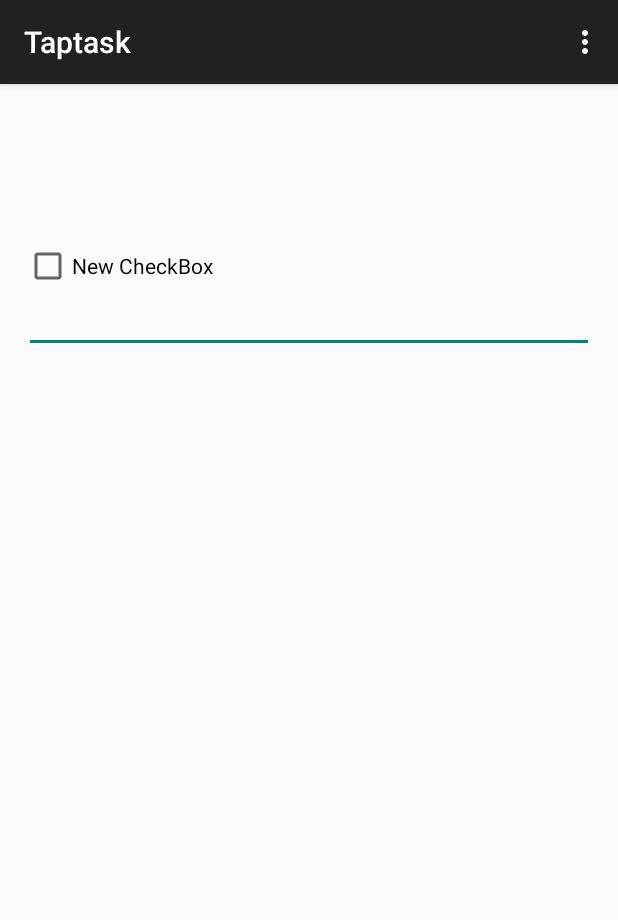
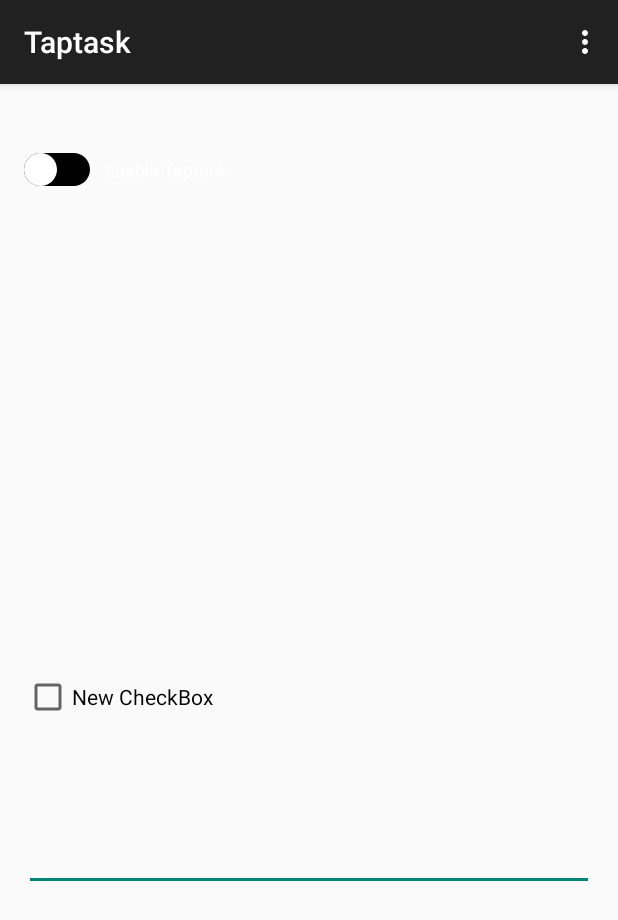
Before and after one commit to mushopea/Taptask, an Android app: the screen it shows after launch (MainActivity), on a phone screen of 412 x 824 dp. Shown: the top 920 px of the screen. Run offline under Robolectric (Android 15) with nearby library versions, the phone set to English and light mode, and no system bars.

Commit message:
Custom toggle button

```diff
--- /dev/null
+++ b/app/src/main/java/sg/edu/nus/taptask/SettingsToggle.java
@@ -0,0 +1,133 @@
+/*
+>  SettingsToggle.java
+>
+>  Copyright (c) 2014 Geographic Information Services, Inc
+>
+>  Released under an MIT License
+>
+>  https://github.com/gisinc/android-toggle-button
+> */
+package sg.edu.nus.taptask;
+
+import android.animation.Animator;
+import android.animation.AnimatorListenerAdapter;
+import android.animation.ObjectAnimator;
+import android.content.Context;
+import android.content.SharedPreferences;
+import android.content.res.TypedArray;
+import android.graphics.Color;
+import android.util.AttributeSet;
+import android.view.LayoutInflater;
+import android.view.View;
+import android.widget.FrameLayout;
+import android.widget.RelativeLayout;
+import android.widget.TextView;
+
+public class SettingsToggle extends RelativeLayout implements View.OnClickListener {
+
+    FrameLayout layout;
+    View toggleCircle, background_oval_off, background_oval_on;
+    TextView textView;
+    int dimen;
+
+    private Boolean _crossfadeRunning = false;
+    private SharedPreferences _sp;
+    private ObjectAnimator _oaLeft, _oaRight;
+    private String _prefName;
+
+    public SettingsToggle(Context context, AttributeSet attrs) {
+        super(context, attrs);
+
+        String text, textColor, bgDrawableOff, bgDrawableOn;
+
+        LayoutInflater inflater = (LayoutInflater)context.getSystemService(Context.LAYOUT_INFLATER_SERVICE);
+        inflater.inflate(R.layout.settings_toggle, this, true);
+
+        TypedArray a = getContext().obtainStyledAttributes(attrs, R.styleable.SettingsToggle);
+        bgDrawableOff = a.getString(R.styleable.SettingsToggle_oval_background_off);
+        bgDrawableOn = a.getString(R.styleable.SettingsToggle_oval_background_on);
+        _prefName = a.getString(R.styleable.SettingsToggle_prefName);
+        text = a.getString(R.styleable.SettingsToggle_text);
+        textColor = a.getString(R.styleable.SettingsToggle_textColor);
+        a.recycle();
+
+        background_oval_off = findViewById(R.id.background_oval_off);
+        background_oval_on = findViewById(R.id.background_oval_on);
+        toggleCircle = findViewById(R.id.toggleCircle);
+        textView = (TextView)findViewById(R.id.text);
+        layout = (FrameLayout)findViewById(R.id.layout);
+
+        if (bgDrawableOff != null) {
+            int id = getResources().getIdentifier(bgDrawableOff, "drawable", context.getPackageName());
+            background_oval_off.setBackground(getResources().getDrawable(id));
+        }
+        if (bgDrawableOn != null) {
+            int id = getResources().getIdentifier(bgDrawableOn, "drawable", context.getPackageName());
+            background_oval_on.setBackground(getResources().getDrawable(id));
+        }
+
+        textView.setText(text);
+        if (textColor != null) textView.setTextColor(Color.parseColor(textColor));
+        layout.setOnClickListener(this);
+
+        //get a pixel size for a particular dimension - will differ by device according to screen density
+        dimen = getResources().getDimensionPixelSize(R.dimen.settings_toggle_width);
+        _oaLeft = ObjectAnimator.ofFloat(toggleCircle, "x", dimen/2, 0).setDuration(250);
+        _oaRight = ObjectAnimator.ofFloat(toggleCircle, "x", 0, dimen/2).setDuration(250);
+
+        _sp = context.getSharedPreferences(context.getString(R.string.preferences_key), Context.MODE_PRIVATE);
+
+        setState();
+    }
+
+    public SettingsToggle(Context context) {
+        this(context, null);
+    }
+
+    public void setState() {
+        if (isInEditMode()) return; //isInEditMode(): if being rendered in IDE preview, skip code that will break
+
+        if (_sp.getBoolean(_prefName, false)) {
+            toggleCircle.setX(dimen/2);
+            _crossfadeViews(background_oval_off, background_oval_on, 1);
+        }
+        else {
+            toggleCircle.setX(0);
+            _crossfadeViews(background_oval_on, background_oval_off, 1);
+        }
+    }
+
+    private void _crossfadeViews(final View begin, View end, int duration) {
+        _crossfadeRunning = true;
+
+        end.setAlpha(0f);
+        end.setVisibility(View.VISIBLE);
+        end.animate().alpha(1f).setDuration(duration).setListener(null);
+        begin.animate().alpha(0f).setDuration(duration).setListener(new AnimatorListenerAdapter() {
+            @Override
+            public void onAnimationEnd(Animator animation) {
+                begin.setVisibility(View.GONE);
+                _crossfadeRunning = false;
+            }
+        });
+    }
+
+    @Override
+    public void onClick(View view) {
+        if (_oaLeft.isRunning() || _oaRight.isRunning() || _crossfadeRunning) return;
+
+        SharedPreferences.Editor editor = _sp.edit();
+        boolean pref = _sp.getBoolean(_prefName, false);
+        if (pref) {
+            _oaLeft.start();
+            _crossfadeViews(background_oval_on, background_oval_off, 110);
+        }
+        else {
+            _oaRight.start();
+            _crossfadeViews(background_oval_off, background_oval_on, 400);
+        }
+
+        editor.putBoolean(_prefName, !pref);
+        editor.apply();
+    }
+}
--- /dev/null
+++ b/app/src/main/res/drawable/settings_black_oval.xml
@@ -0,0 +1,26 @@
+<layer-list xmlns:android="http://schemas.android.com/apk/res/android">
+    <item android:right="@dimen/settings_toggle_circle_diameter">
+        <shape android:shape="oval">
+            <solid android:color="@color/black"/>
+            <size
+                android:height="@dimen/settings_toggle_circle_diameter"
+                android:width="@dimen/settings_toggle_circle_diameter" />
+        </shape>
+    </item>
+    <item android:left="@dimen/settings_toggle_circle_radius" android:right="@dimen/settings_toggle_circle_radius">
+        <shape android:shape="rectangle">
+            <solid android:color="@color/black"/>
+            <size
+                android:height="@dimen/settings_toggle_circle_diameter"
+                android:width="@dimen/settings_toggle_circle_diameter" />
+        </shape>
+    </item>
+    <item android:left="@dimen/settings_toggle_circle_diameter">
+        <shape android:shape="oval">
+            <solid android:color="@color/black"/>
+            <size
+                android:height="@dimen/settings_toggle_circle_diameter"
+                android:width="@dimen/settings_toggle_circle_diameter" />
+        </shape>
+    </item>
+</layer-list>
--- /dev/null
+++ b/app/src/main/res/drawable/settings_circle.xml
@@ -0,0 +1,6 @@
+<shape xmlns:android="http://schemas.android.com/apk/res/android" android:shape="oval">
+    <solid android:color="@color/white"/>
+    <size
+        android:height="@dimen/settings_toggle_circle_diameter"
+        android:width="@dimen/settings_toggle_circle_diameter" />
+</shape>
--- /dev/null
+++ b/app/src/main/res/drawable/settings_green_oval.xml
@@ -0,0 +1,26 @@
+<layer-list xmlns:android="http://schemas.android.com/apk/res/android">
+    <item android:right="@dimen/settings_toggle_circle_diameter">
+        <shape android:shape="oval">
+            <solid android:color="@color/green"/>
+            <size
+                android:height="@dimen/settings_toggle_circle_diameter"
+                android:width="@dimen/settings_toggle_circle_diameter" />
+        </shape>
+    </item>
+    <item android:left="@dimen/settings_toggle_circle_radius" android:right="@dimen/settings_toggle_circle_radius">
+        <shape android:shape="rectangle">
+            <solid android:color="@color/green"/>
+            <size
+                android:height="@dimen/settings_toggle_circle_diameter"
+                android:width="@dimen/settings_toggle_circle_diameter" />
+        </shape>
+    </item>
+    <item android:left="@dimen/settings_toggle_circle_diameter">
+        <shape android:shape="oval">
+            <solid android:color="@color/green"/>
+            <size
+                android:height="@dimen/settings_toggle_circle_diameter"
+                android:width="@dimen/settings_toggle_circle_diameter" />
+        </shape>
+    </item>
+</layer-list>
--- a/app/src/main/res/layout/activity_main.xml
+++ b/app/src/main/res/layout/activity_main.xml
@@ -10,20 +10,28 @@
         android:layout_width="fill_parent"
         android:layout_height="wrap_content"
         android:id="@+id/editText"
-        android:layout_marginTop="118dp"
-        android:layout_alignParentRight="true"
-        android:layout_alignParentEnd="true" />
+        android:layout_alignParentBottom="true"
+        android:layout_centerHorizontal="true"
+        android:layout_marginBottom="214dp" />
 
     <CheckBox
         android:layout_width="wrap_content"
         android:layout_height="wrap_content"
         android:text="New CheckBox"
         android:id="@+id/checkBox"
-        android:layout_alignBottom="@+id/editText"
-        android:layout_alignParentLeft="true"
-        android:layout_alignParentStart="true"
-        android:layout_marginBottom="42dp"
-        android:layout_alignRight="@+id/editText"
-        android:layout_alignEnd="@+id/editText" />
+        android:layout_above="@+id/editText"
+        android:layout_alignLeft="@+id/editText"
+        android:layout_alignStart="@+id/editText"
+        android:layout_marginBottom="68dp" />
+
+    <sg.edu.nus.taptask.SettingsToggle
+        xmlns:widget="http://schemas.android.com/apk/res-auto"
+        android:id="@+id/settings1"
+        android:layout_width="wrap_content"
+        android:layout_height="wrap_content"
+        android:layout_marginTop="30dp"
+        widget:prefName="useMyLocation"
+        widget:text="@string/enable_taptask" />
+
 
 </RelativeLayout>
--- /dev/null
+++ b/app/src/main/res/layout/settings_toggle.xml
@@ -0,0 +1,40 @@
+<merge xmlns:android="http://schemas.android.com/apk/res/android">
+    <FrameLayout
+        android:id="@+id/layout"
+        android:layout_width="wrap_content"
+        android:layout_height="wrap_content">
+
+        <View
+            android:layout_width="@dimen/settings_toggle_width"
+            android:layout_height="@dimen/settings_toggle_height"
+            android:id="@+id/background_oval_off"
+            android:background="@drawable/settings_black_oval" />
+
+        <View
+            android:layout_width="@dimen/settings_toggle_width"
+            android:layout_height="@dimen/settings_toggle_height"
+            android:id="@+id/background_oval_on"
+            android:background="@drawable/settings_green_oval"
+            android:visibility="gone" />
+
+        <View
+            android:layout_width="@dimen/settings_toggle_circle_diameter"
+            android:layout_height="@dimen/settings_toggle_circle_diameter"
+            android:layout_gravity="center_vertical"
+            android:id="@+id/toggleCircle"
+            android:background="@drawable/settings_circle" />
+
+    </FrameLayout>
+
+    <TextView
+        android:id="@+id/text"
+        android:layout_width="wrap_content"
+        android:layout_height="wrap_content"
+        android:layout_toRightOf="@id/layout"
+        android:layout_toEndOf="@id/layout"
+        android:layout_centerVertical="true"
+        android:layout_marginStart="10dip"
+        android:layout_marginLeft="10dip"
+        android:textColor="@color/white"
+        android:textSize="12sp" />
+</merge>
--- /dev/null
+++ b/app/src/main/res/values/attrs.xml
@@ -0,0 +1,10 @@
+<?xml version="1.0" encoding="utf-8"?>
+<resources>
+    <declare-styleable name="SettingsToggle">
+        <attr name="text" format="string" />
+        <attr name="textColor" format="string" />
+        <attr name="prefName" format="string" />
+        <attr name="oval_background_off" format="string" />
+        <attr name="oval_background_on" format="string" />
+    </declare-styleable>
+</resources>
--- a/app/src/main/res/values/colors.xml
+++ b/app/src/main/res/values/colors.xml
@@ -5,4 +5,30 @@
     <color name="Accent" >#FF1744</color>
     <color name="WindowBackground" >#E3F2FD</color>
     <color name="navigationBar">#F44336</color>
+    <color name="teal">#6dcded</color>
+    <color name="darkTeal">#2bb3de</color>
+    <color name="white">#FFFFFF</color>
+    <color name="black">#000000</color>
+    <color name="light_black">#222222</color>
+    <color name="transparent_black">#80000000</color>
+    <color name="gold">#d7a900</color>
+    <color name="lightPurple">#D9BCEB</color>
+    <color name="ultraLightPurple">#f7f1fb</color>
+    <color name="darkPurple">#39275B</color>
+    <color name="ultraUltraLightGray">#EBEBEB</color>
+    <color name="ultraLightGray_Lowlight">#c1c1c1</color>
+    <color name="ultraLightGray_UltraLowlight">#dadada</color>
+    <color name="ultraLightGray">#B3B3B3</color>
+    <color name="lightGray">#7A7A7A</color>
+    <color name="mediumGray">#333333</color>
+    <color name="darkGray">#4F4F4F</color>
+    <color name="ultraDarkGray">#222222</color>
+    <color name="lightRed">#FA9191</color>
+    <color name="lightRed_Pressed">#dc8080</color>
+    <color name="lightRed_Disabled">#eaeaea</color>
+    <color name="lightBlue">#ff0ba9fa</color>
+    <color name="lightBlue_Pressed">#ff1773dc</color>
+    <color name="lightBlue_Disabled">#eaeaea</color>
+    <color name="darkBlue">#00698b</color>
+    <color name="green">#64911c</color>
 </resources>
--- a/app/src/main/res/values/dimens.xml
+++ b/app/src/main/res/values/dimens.xml
@@ -2,4 +2,9 @@
     <!-- Default screen margins, per the Android Design guidelines. -->
     <dimen name="activity_horizontal_margin">16dp</dimen>
     <dimen name="activity_vertical_margin">16dp</dimen>
+    <dimen name="settings_toggle_width">44dp</dimen>
+    <dimen name="settings_toggle_height">22dp</dimen>
+    <dimen name="settings_toggle_circle_diameter">22dp</dimen>
+    <dimen name="settings_toggle_circle_radius">11dp</dimen>
+    <dimen name="search_bar_height">48dp</dimen>
 </resources>
--- a/app/src/main/res/values/strings.xml
+++ b/app/src/main/res/values/strings.xml
@@ -3,4 +3,6 @@
 
     <string name="hello_world">Hello world!</string>
     <string name="action_settings">Settings</string>
+    <string name="enable_taptask">Enable Taptask</string>
+    <string name="preferences_key">sg.edu.nus.taptask.androidtogglebutton</string>
 </resources>
```
